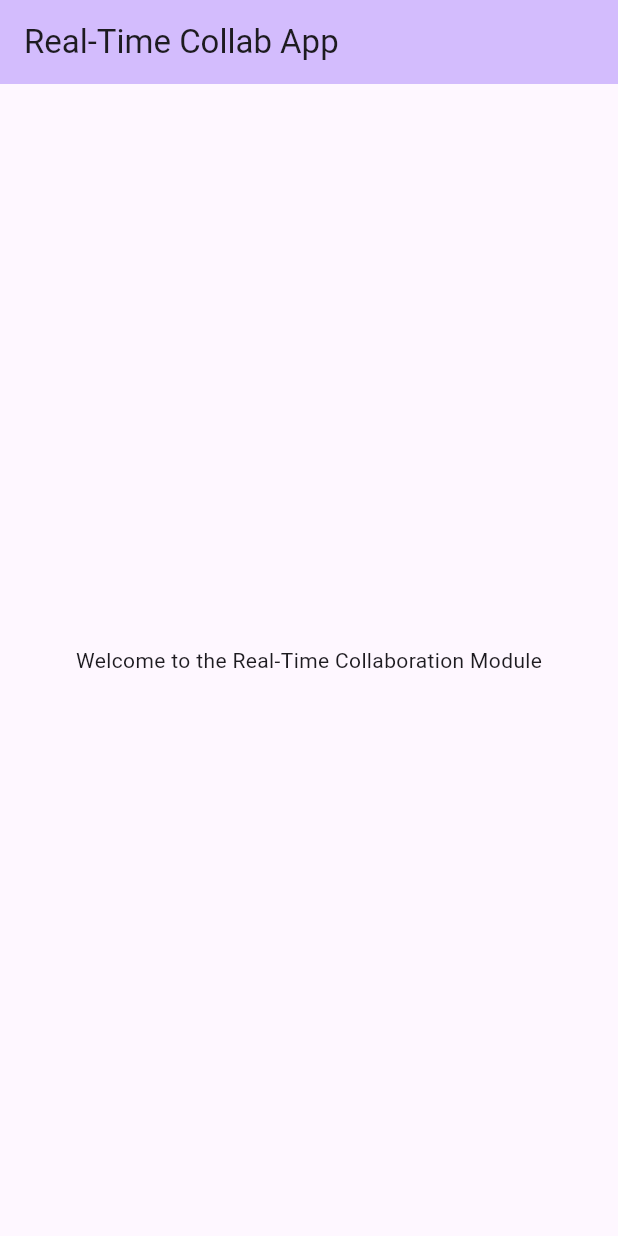
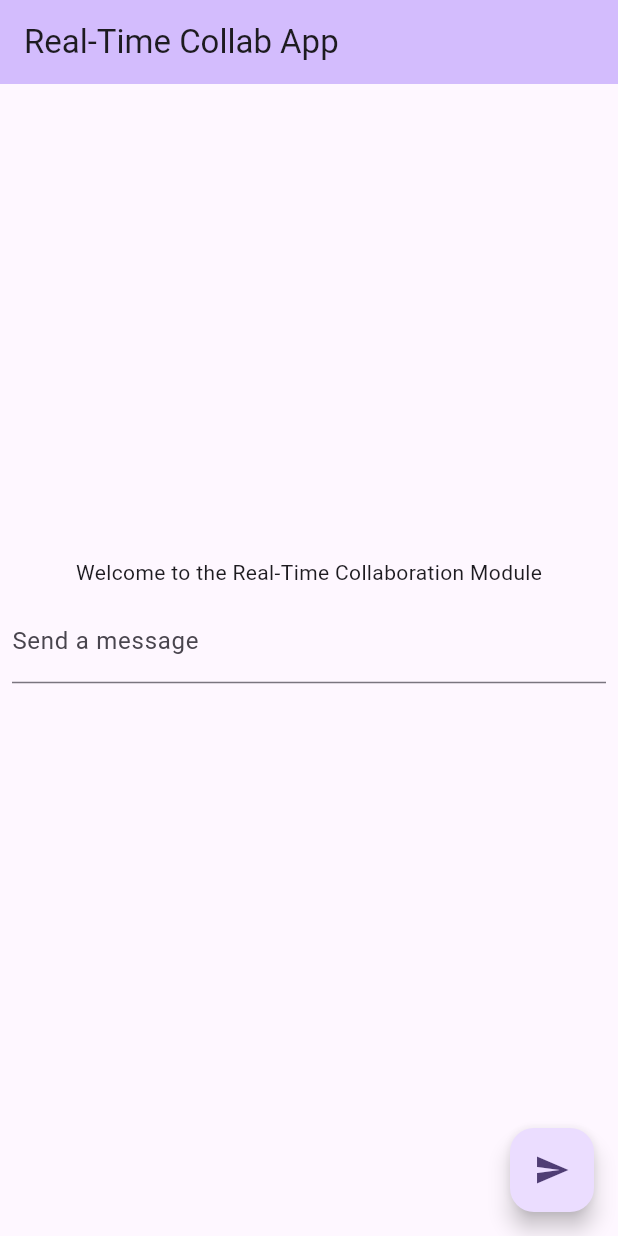
Before and after one commit to tylrmwn012/CSC_Real_Time_Project, a Flutter app: the screen it shows after launch, on a phone screen of 412 x 824 dp. Run offline on Flutter 3.47's test engine with Material 3 defaults, Android fonts, the phone set to English and light mode, and no system bars; network calls fail.

Commit message:
Completed Module 3 - Integrating Real-Time Data

```diff
--- a/Module 2/flutter_basics/lib/main.dart
+++ b/Module 2/flutter_basics/lib/main.dart
@@ -1,4 +1,5 @@
 import 'package:flutter/material.dart';
+import 'package:web_socket_channel/web_socket_channel.dart'; // Module 3
 
 void main() { // Runs MyApp()
   runApp(const MyApp());
@@ -6,7 +7,7 @@ void main() { // Runs MyApp()
 
 
 // Class MyApp ===> Root of the application
-class MyApp extends StatelessWidget {
+class MyApp extends StatelessWidget {  // Stateless = immutable = can't change
   const MyApp({super.key});
 
   @override
@@ -23,33 +24,93 @@ class MyApp extends StatelessWidget {
 
 
 // Class MyHomePage ===> Main Screen of the application (handles title, creates instance of _MyHomePageState to manage state)
-class MyHomePage extends StatefulWidget {
+class MyHomePage extends StatefulWidget {   // Stateful = mutable = can change ; has seperat estate class (_MyHomePageState)
   const MyHomePage({super.key, required this.title});
   final String title; // Allows for title of app
 
   @override
   State<MyHomePage> createState() => _MyHomePageState(); // Creates instance of _MyHomePageState
+                                                         // Tells dart that the build is being redefined by another method
 }
 
 
 // Class _MyHomePageState ===> User Interface for homescreen of application (styles look and function of home page)
-class _MyHomePageState extends State<MyHomePage> {
+class _MyHomePageState extends State<MyHomePage> { // extends MyHomePage which extends StaefulWidget
+
+
+  // Module 3 - defines channel connection and TextEditingController for listeners to receive text field updates
+  final TextEditingController _controller = TextEditingController();
+  final _channel = WebSocketChannel.connect(
+    Uri.parse('wss://echo.websocket.events'),
+  );
+
 
   @override
   Widget build(BuildContext context) {
-    return Scaffold( // Return this scaffold
-      appBar: AppBar( //open AppBar
+    return Scaffold(
+      appBar: AppBar(
         backgroundColor: Theme.of(context).colorScheme.inversePrimary,
         title: Text(widget.title),
       ),
-      body: Center( // Open body's center section
-        child: Column( // Open child of body, the Column section
-          mainAxisAlignment: MainAxisAlignment.center, // Aligns the text at the center
-          children: <Widget>[
-            const Text('Welcome to the Real-Time Collaboration Module'), // Text to be display in the center
-          ],
+      body:
+      Center(
+        child:
+          Column(
+            mainAxisAlignment: MainAxisAlignment.center,
+            children: <Widget>[
+              const Text('Welcome to the Real-Time Collaboration Module'),
+              Form(
+                child: Padding(
+                  padding: const EdgeInsets.all(8.0),
+
+                  // Module 3 - Box for user to enter data
+                  child: TextFormField(
+                    controller: _controller,
+                    decoration: const InputDecoration(labelText: 'Send a message'),
+                  ),
+                ),
+              ),
+
+
+              // Module 3 - StreamBuilder listens for new messages and displays them
+                          // Creates text box for data to be displayed; connects to stream and asks
+                          // flutter to rebuild every time it receives an event using the builder() function
+
+              const SizedBox(height: 24),
+              StreamBuilder(
+                stream: _channel.stream,
+                builder: (context, snapshot) {
+                  return Text(snapshot.hasData ? '${snapshot.data}' : '');
+                },
+              ),
+            ],
+          ),
         ),
+
+
+      // Module 3 - Displays button for user to send data; calls _sendMessage when pressed
+      floatingActionButton: FloatingActionButton(
+        onPressed: _sendMessage,
+        tooltip: 'Send message',
+        child: const Icon(Icons.send),
       ),
     );
   }
+
+
+  // Module 3 - sends the data (message) to the server
+  void _sendMessage() {
+    if (_controller.text.isNotEmpty) {
+      _channel.sink.add(_controller.text);
+    }
+  }
+
+
+  // Module 3 - closes the websocket connection
+  @override
+  void dispose() {
+    _channel.sink.close();
+    _controller.dispose();
+    super.dispose();
+  }
 }
--- a/Module 2/flutter_basics/pubspec.yaml
+++ b/Module 2/flutter_basics/pubspec.yaml
@@ -30,6 +30,8 @@ environment:
 dependencies:
   flutter:
     sdk: flutter
+  web_socket_channel: ^2.4.0
+
 
   # The following adds the Cupertino Icons font to your application.
   # Use with the CupertinoIcons class for iOS style icons.
```
Also changed, not shown: Module 2/flutter_basics/pubspec.lock.
